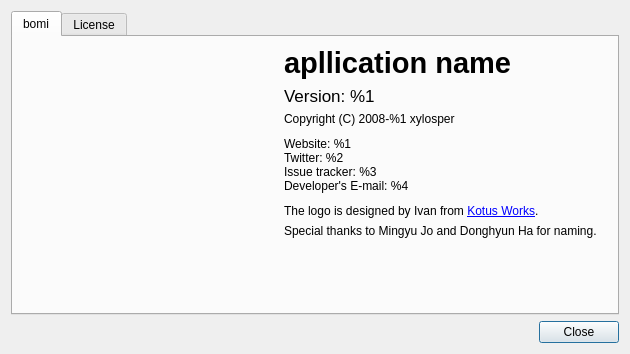
bylee20/bomi, file src/bomi/ui/aboutdialog.ui: the form before one commit.
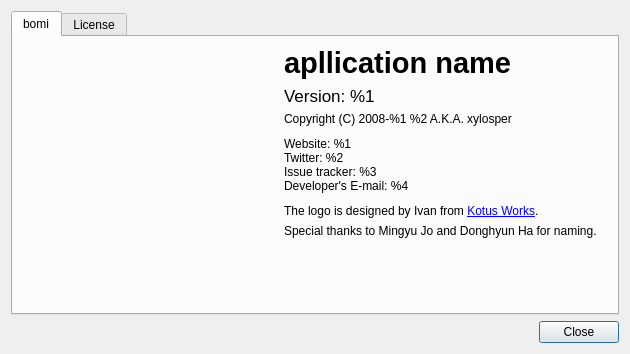
The form after the commit. Icons and pictures are not drawn. Custom widgets are drawn as their Qt base class.

Commit message: specify real name for copyright

```diff
--- a/src/bomi/ui/aboutdialog.ui
+++ b/src/bomi/ui/aboutdialog.ui
@@ -114,7 +114,7 @@
          <item>
           <widget class="QLabel" name="copyright">
            <property name="text">
-            <string notr="true">Copyright (C) 2008-%1 xylosper</string>
+            <string notr="true">Copyright (C) 2008-%1 %2 A.K.A. xylosper</string>
            </property>
           </widget>
          </item>
```
The commit also changes 3 other files.
